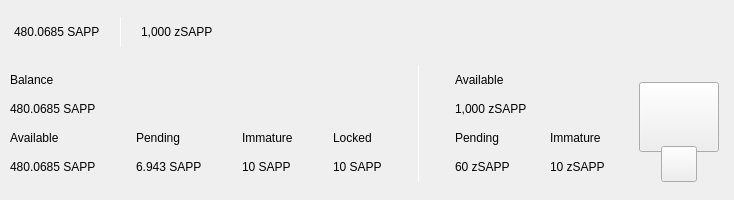
Before: the Qt Designer form src/qt/pivx/forms/topbar.ui in sappcoin-com/PIVX, drawn with Qt 5.
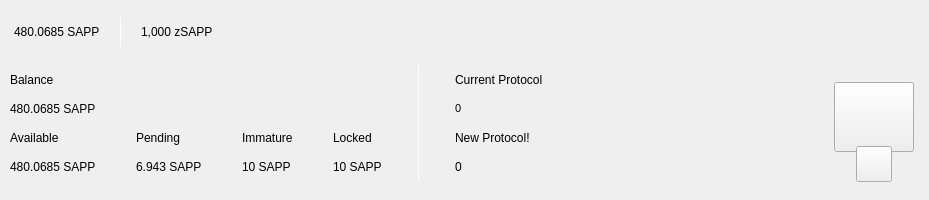
After: the same form once the commit is applied. Custom widgets are drawn as their Qt base class.

Commit message: GUI/Daemon: Wallet Push Notifications

```diff
--- a/src/qt/pivx/forms/topbar.ui
+++ b/src/qt/pivx/forms/topbar.ui
@@ -6,7 +6,7 @@
 			<rect>
 				<x>0</x>
 				<y>0</y>
-				<width>734</width>
+    <width>929</width>
 				<height>200</height>
 			</rect>
 		</property>
@@ -615,14 +615,19 @@
 																<item>
 																	<widget class="QLabel" name="labelTitleAvailablezPiv">
 																		<property name="text">
-																			<string>Available</string>
+                   <string>Current Protocol</string>
 																		</property>
 																	</widget>
 																</item>
 																<item>
-																	<widget class="QLabel" name="labelAvailablezPiv">
+                 <widget class="QLabel" name="labelCurrentProtocol">
+                  <property name="font">
+                   <font>
+                    <pointsize>8</pointsize>
+                   </font>
+                  </property>
 																		<property name="text">
-																			<string notr="true">1,000 zSAPP</string>
+                   <string notr="true">0</string>
 																		</property>
 																	</widget>
 																</item>
@@ -638,48 +643,14 @@
 																		<item>
 																			<widget class="QLabel" name="labelTitlePendingzPiv">
 																				<property name="text">
-																					<string>Pending</string>
+                     <string>New Protocol!</string>
 																				</property>
 																			</widget>
 																		</item>
 																		<item>
 																			<widget class="QLabel" name="labelPendingzPiv">
 																				<property name="text">
-																					<string notr="true">60 zSAPP</string>
-																				</property>
-																			</widget>
-																		</item>
-																	</layout>
-																</item>
-																<item>
-																	<spacer name="horizontalSpacer_4">
-																		<property name="orientation">
-																			<enum>Qt::Horizontal</enum>
-																		</property>
-																		<property name="sizeType">
-																			<enum>QSizePolicy::Fixed</enum>
-																		</property>
-																		<property name="sizeHint" stdset="0">
-																			<size>
-																				<width>40</width>
-																				<height>20</height>
-																			</size>
-																		</property>
-																	</spacer>
-																</item>
-																<item>
-																	<layout class="QVBoxLayout" name="verticalLayout_6">
-																		<item>
-																			<widget class="QLabel" name="labelTitleImmaturezPiv">
-																				<property name="text">
-																					<string>Immature</string>
-																				</property>
-																			</widget>
-																		</item>
-																		<item>
-																			<widget class="QLabel" name="labelImmaturezPiv">
-																				<property name="text">
-																					<string notr="true">10 zSAPP</string>
+                     <string notr="true">0</string>
 																				</property>
 																			</widget>
 																		</item>
@@ -819,18 +790,18 @@
 		</layout>
 	</widget>
 	<customwidgets>
-		<customwidget>
-			<class>ExpandableButton</class>
-			<extends>QWidget</extends>
-			<header>qt/pivx/expandablebutton.h</header>
-			<container>1</container>
-		</customwidget>
 		<customwidget>
 			<class>PFBorderImage</class>
 			<extends>QFrame</extends>
 			<header>qt/pivx/pfborderimage.h</header>
 			<container>1</container>
 		</customwidget>
+  <customwidget>
+   <class>ExpandableButton</class>
+   <extends>QWidget</extends>
+   <header>qt/pivx/expandablebutton.h</header>
+   <container>1</container>
+  </customwidget>
 	</customwidgets>
 	<resources/>
 	<connections/>
```
Left out of the diff: 18 changed lines with no effect on the pictures. Lines whose indentation alone changed are shown as unchanged. The commit also changes 2 other files.
